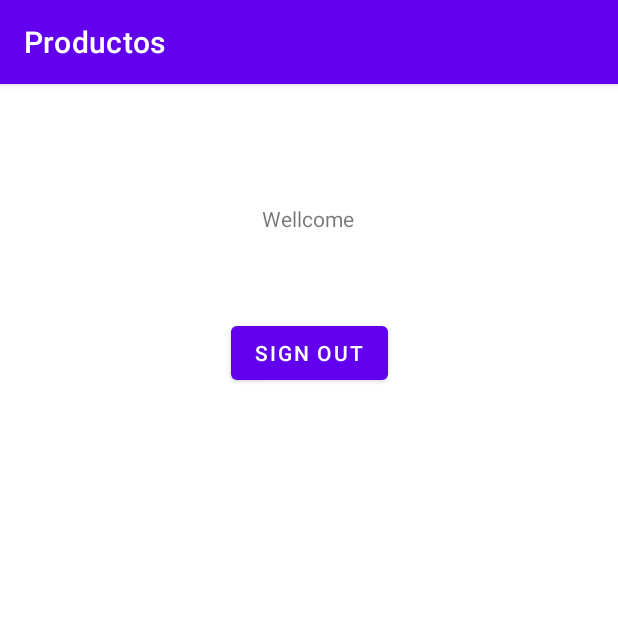
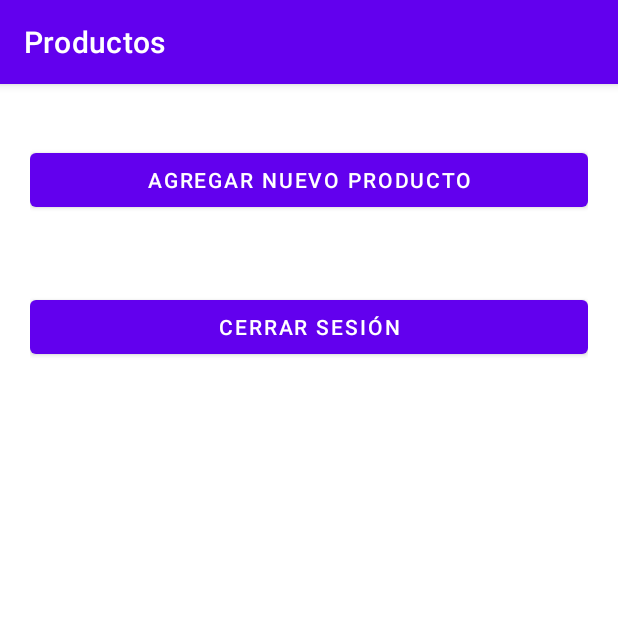
Before and after one commit to carlosbecerradev/android-postres-app, an Android app: the ProductsActivity screen opened directly, with no data from a screen before it, on a phone screen of 412 x 824 dp, the top half of it. Run offline under Robolectric (Android 15) with nearby library versions, the phone set to English and light mode, and no system bars; our stand-ins replace Firebase (no records; nobody signed in at launch, a user with empty details on screens opened directly); libraries missing offline, so code that uses them is left out: com.facebook, com.facebook.login.

Commit message:
:hammer: Estilos a ProductAntivity.

```diff
--- /dev/null
+++ b/app/src/main/res/drawable/ic_baseline_add_24_dark_blue.xml
@@ -0,0 +1,5 @@
+<vector android:height="24dp" android:tint="#251E40"
+    android:viewportHeight="24" android:viewportWidth="24"
+    android:width="24dp" xmlns:android="http://schemas.android.com/apk/res/android">
+    <path android:fillColor="@android:color/white" android:pathData="M19,13h-6v6h-2v-6H5v-2h6V5h2v6h6V13z"/>
+</vector>
--- a/app/src/main/res/layout/activity_products.xml
+++ b/app/src/main/res/layout/activity_products.xml
@@ -1,29 +1,39 @@
 <?xml version="1.0" encoding="utf-8"?>
-<androidx.constraintlayout.widget.ConstraintLayout xmlns:android="http://schemas.android.com/apk/res/android"
+<LinearLayout xmlns:android="http://schemas.android.com/apk/res/android"
     xmlns:app="http://schemas.android.com/apk/res-auto"
     xmlns:tools="http://schemas.android.com/tools"
     android:layout_width="match_parent"
     android:layout_height="match_parent"
+    android:orientation="vertical"
     tools:context=".ProductsActivity">
 
-    <TextView
-        android:id="@+id/textView"
-        android:layout_width="wrap_content"
-        android:layout_height="wrap_content"
-        android:layout_marginTop="80dp"
-        android:text="Wellcome"
-        app:layout_constraintEnd_toEndOf="parent"
-        app:layout_constraintHorizontal_bias="0.498"
-        app:layout_constraintStart_toStartOf="parent"
-        app:layout_constraintTop_toTopOf="parent" />
+    <ScrollView
+        android:layout_width="match_parent"
+        android:layout_height="match_parent">
 
-    <Button
-        android:id="@+id/btnSignOut"
-        android:layout_width="wrap_content"
-        android:layout_height="wrap_content"
-        android:layout_marginTop="56dp"
-        android:text="Sign Out"
-        app:layout_constraintEnd_toEndOf="parent"
-        app:layout_constraintStart_toStartOf="parent"
-        app:layout_constraintTop_toBottomOf="@+id/textView" />
-</androidx.constraintlayout.widget.ConstraintLayout>
+        <LinearLayout
+            android:layout_width="match_parent"
+            android:layout_height="wrap_content"
+            android:orientation="vertical"
+            android:padding="20dp">
+
+            <Button
+                android:id="@+id/btnNuevoProducto"
+                android:layout_width="match_parent"
+                android:layout_height="wrap_content"
+                android:layout_marginTop="20dp"
+                android:text="Agregar Nuevo Producto" />
+
+            <Button
+                android:id="@+id/btnSignOut"
+                android:layout_width="match_parent"
+                android:layout_height="wrap_content"
+                android:layout_marginTop="50dp"
+                android:layout_marginBottom="20dp"
+                android:text="Cerrar Sesión" />
+
+
+        </LinearLayout>
+    </ScrollView>
+
+</LinearLayout>
```
